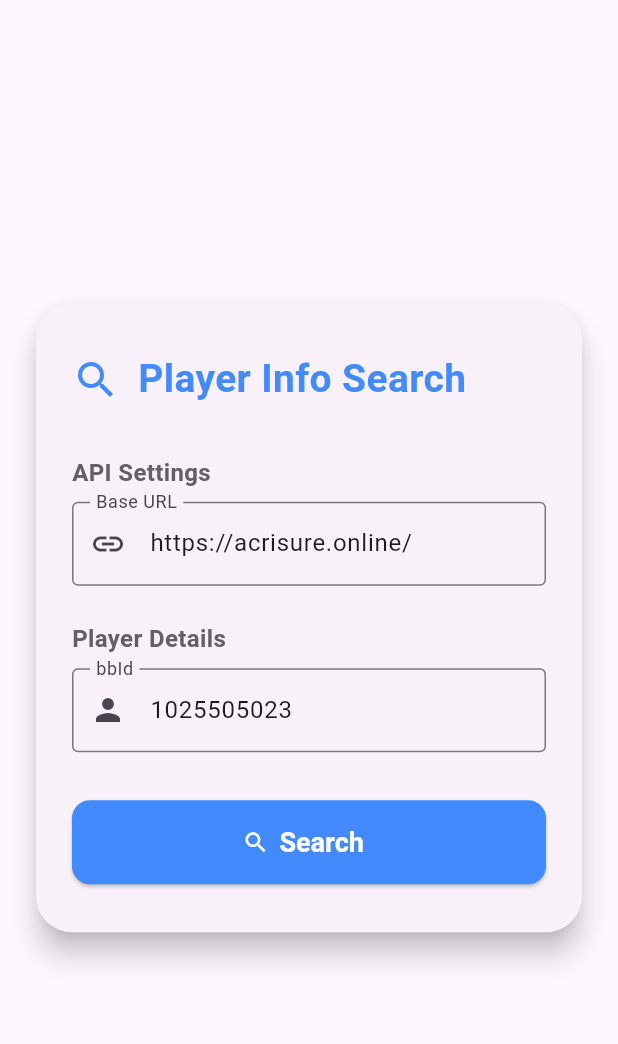
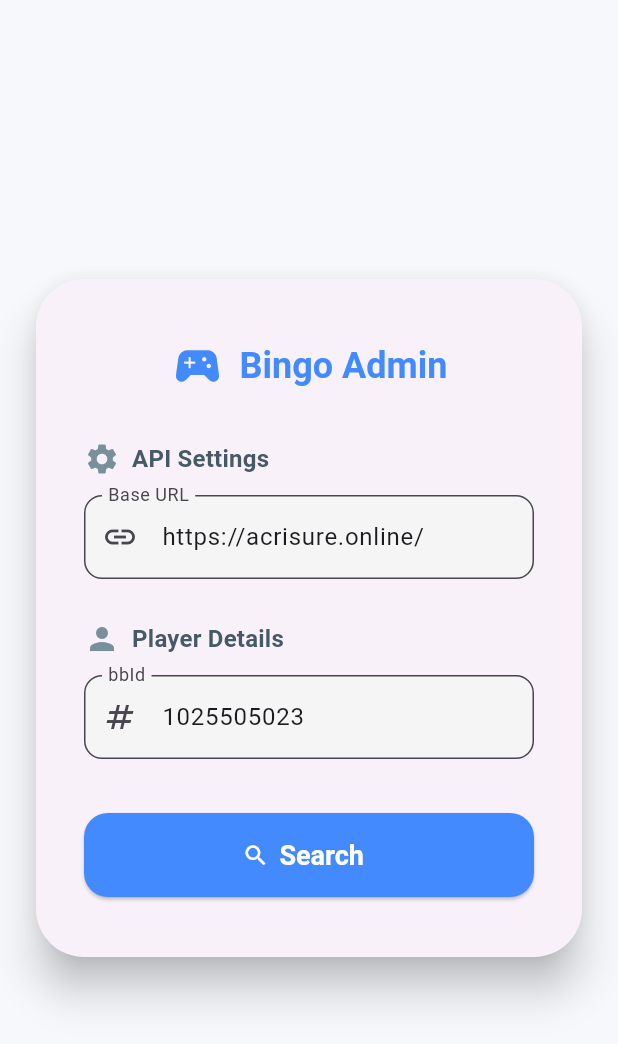
Before and after one commit to BrijeshMalani/bingo_admin_flutter, a Flutter app: the screen it shows after launch, on a phone screen of 412 x 824 dp. Shown: the top 1044 px of the screen. Run offline on Flutter 3.47's test engine with Material 3 defaults, Android fonts, the light colour scheme and no system bars; our stand-ins replace fluttertoast, get, shared_preferences.

Commit message:
design change

```diff
--- a/lib/screens/home_screen.dart
+++ b/lib/screens/home_screen.dart
@@ -1,15 +1,15 @@
-import 'package:bingoadmin/api_service/api_service.dart';
-import 'package:bingoadmin/screens/tabbed_screen.dart';
-import 'package:bingoadmin/utils/common.dart';
 import 'package:flutter/material.dart';
 import 'package:flutter/services.dart'
     show TextInputFormatter, FilteringTextInputFormatter;
 import 'package:fluttertoast/fluttertoast.dart';
 import 'package:get/get.dart';
 import 'package:shared_preferences/shared_preferences.dart';
+import 'package:bingoadmin/api_service/api_service.dart';
+import 'package:bingoadmin/screens/tabbed_screen.dart';
+import 'package:bingoadmin/utils/common.dart';
 
 class HomeScreen extends StatefulWidget {
-  HomeScreen({Key? key}) : super(key: key);
+  const HomeScreen({Key? key}) : super(key: key);
 
   @override
   State<HomeScreen> createState() => _HomeScreenState();
@@ -26,6 +26,7 @@
   Map<String, dynamic>? playerData;
   String? errorMessage;
   dynamic rawApiResponse;
+  bool isLoading = false;
 
   @override
   void initState() {
@@ -51,90 +52,117 @@
   Widget build(BuildContext context) {
     final isWide = MediaQuery.of(context).size.width > 600;
     final double fieldWidth = isWide ? 400 : double.infinity;
+    final theme = Theme.of(context);
     return Scaffold(
+      backgroundColor: const Color(0xFFF6F8FB), // Light background
       body: SafeArea(
         child: Center(
           child: SingleChildScrollView(
             child: ConstrainedBox(
-              constraints: BoxConstraints(maxWidth: 500),
+              constraints: const BoxConstraints(maxWidth: 500),
               child: Card(
-                elevation: 8,
+                elevation: 12,
                 margin: const EdgeInsets.all(24),
                 shape: RoundedRectangleBorder(
-                  borderRadius: BorderRadius.circular(24),
+                  borderRadius: BorderRadius.circular(32),
                 ),
                 child: Padding(
                   padding: const EdgeInsets.symmetric(
-                    horizontal: 24,
-                    vertical: 32,
+                    horizontal: 32,
+                    vertical: 40,
                   ),
                   child: Column(
                     crossAxisAlignment: CrossAxisAlignment.stretch,
                     children: [
+                      // App Name/Header
                       Row(
+                        mainAxisAlignment: MainAxisAlignment.center,
                         children: [
                           Icon(
-                            Icons.search,
+                            Icons.sports_esports,
                             color: Colors.blueAccent,
-                            size: 32,
+                            size: 36,
                           ),
-                          const SizedBox(width: 12),
+                          const SizedBox(width: 10),
                           Text(
-                            'Player Info Search',
-                            style: TextStyle(
-                              fontSize: 26,
+                            'Bingo Admin',
+                            style: theme.textTheme.headlineSmall?.copyWith(
+                              color: Colors.blueAccent,
                               fontWeight: FontWeight.bold,
-                              color: Colors.blueAccent,
                             ),
                           ),
                         ],
                       ),
                       const SizedBox(height: 32),
+                      // API Settings Section
+                      Row(
+                        children: [
+                          Icon(Icons.settings, color: Colors.blueGrey[400]),
+                          const SizedBox(width: 8),
                           Text(
                             'API Settings',
-                        style: TextStyle(
-                          fontSize: 16,
+                            style: theme.textTheme.titleMedium?.copyWith(
                               fontWeight: FontWeight.bold,
-                          color: Colors.grey[700],
+                              color: Colors.blueGrey[700],
                             ),
                           ),
-                      const SizedBox(height: 8),
+                        ],
+                      ),
+                      const SizedBox(height: 12),
                       SizedBox(
                         width: fieldWidth,
                         child: TextField(
                           controller: baseUrlController,
-                          decoration: const InputDecoration(
+                          decoration: InputDecoration(
                             labelText: 'Base URL',
                             hintText: 'e.g. http://149.28.62.120:3000/',
-                            border: OutlineInputBorder(),
-                            prefixIcon: Icon(Icons.link),
+                            border: OutlineInputBorder(
+                              borderRadius: BorderRadius.circular(12),
+                            ),
+                            prefixIcon: const Icon(Icons.link),
+                            filled: true,
+                            fillColor: Colors.grey[100],
                           ),
                         ),
                       ),
-                      const SizedBox(height: 24),
+                      const SizedBox(height: 28),
+                      // Player Details Section
+                      Row(
+                        children: [
+                          Icon(Icons.person, color: Colors.blueGrey[400]),
+                          const SizedBox(width: 8),
                           Text(
                             'Player Details',
-                        style: TextStyle(
-                          fontSize: 16,
+                            style: theme.textTheme.titleMedium?.copyWith(
                               fontWeight: FontWeight.bold,
-                          color: Colors.grey[700],
+                              color: Colors.blueGrey[700],
                             ),
                           ),
-                      const SizedBox(height: 8),
+                        ],
+                      ),
+                      const SizedBox(height: 12),
                       SizedBox(
                         width: fieldWidth,
                         child: TextField(
                           controller: bbIdController,
                           keyboardType: TextInputType.number,
-                          decoration: const InputDecoration(
+                          inputFormatters: [
+                            FilteringTextInputFormatter.digitsOnly,
+                          ],
+                          decoration: InputDecoration(
                             labelText: 'bbId',
                             hintText: 'Enter bbId',
-                            border: OutlineInputBorder(),
-                            prefixIcon: Icon(Icons.person),
+                            border: OutlineInputBorder(
+                              borderRadius: BorderRadius.circular(12),
+                            ),
+                            prefixIcon: const Icon(Icons.numbers),
+                            filled: true,
+                            fillColor: Colors.grey[100],
                           ),
                         ),
                       ),
-                      const SizedBox(height: 32),
+                      const SizedBox(height: 36),
+                      // Search Button
                       SizedBox(
                         width: fieldWidth,
                         height: 56,
@@ -142,14 +170,16 @@
                           style: ElevatedButton.styleFrom(
                             backgroundColor: Colors.blueAccent,
                             shape: RoundedRectangleBorder(
-                              borderRadius: BorderRadius.circular(12),
+                              borderRadius: BorderRadius.circular(16),
                             ),
                             textStyle: const TextStyle(
                               fontSize: 18,
                               fontWeight: FontWeight.bold,
                             ),
                           ),
-                          onPressed: () async {
+                          onPressed: isLoading
+                              ? null
+                              : () async {
                                   FocusScope.of(context).unfocus();
                                   final baseUrl = baseUrlController.text.trim();
                                   final bbId = bbIdController.text.trim();
@@ -159,13 +189,18 @@
                                     playerData = null;
                                     playerInfo = null;
                                     rawApiResponse = null;
+                                    isLoading = true;
                                   });
-                            var result = await PostService.playerDataFetch(
+                                  var result =
+                                      await PostService.playerDataFetch(
                                         reqBody: {
                                           "payload": {"bbId": bbId},
                                         },
                                         baseUrl: baseUrl,
                                       );
+                                  setState(() {
+                                    isLoading = false;
+                                  });
                                   if (result != null &&
                                       result["data"] != null &&
                                       result["data"]["playerInfo"] != null) {
@@ -176,8 +211,9 @@
                                     Navigator.push(
                                       context,
                                       MaterialPageRoute(
-                                  builder: (context) =>
-                                      TabbedScreen(playerData: playerData),
+                                        builder: (context) => TabbedScreen(
+                                          playerData: playerData,
+                                        ),
                                       ),
                                     );
                                   } else if (result != null) {
@@ -197,22 +233,51 @@
                                     );
                                   }
                                 },
-                          icon: const Icon(Icons.search, color: Colors.white),
-                          label: const Text(
-                            'Search',
-                            style: TextStyle(color: Colors.white),
+                          icon: isLoading
+                              ? const SizedBox(
+                                  width: 24,
+                                  height: 24,
+                                  child: CircularProgressIndicator(
+                                    color: Colors.white,
+                                    strokeWidth: 2.5,
+                                  ),
+                                )
+                              : const Icon(Icons.search, color: Colors.white),
+                          label: Text(
+                            isLoading ? 'Searching...' : 'Search',
+                            style: const TextStyle(color: Colors.white),
                           ),
                         ),
                       ),
+                      // Error/Feedback Section
                       if (errorMessage != null) ...[
-                        const SizedBox(height: 24),
-                        Text(
+                        const SizedBox(height: 28),
+                        Container(
+                          padding: const EdgeInsets.all(16),
+                          decoration: BoxDecoration(
+                            color: Colors.red[50],
+                            borderRadius: BorderRadius.circular(12),
+                            border: Border.all(color: Colors.redAccent),
+                          ),
+                          child: Column(
+                            children: [
+                              Row(
+                                children: [
+                                  const Icon(
+                                    Icons.error_outline,
+                                    color: Colors.redAccent,
+                                  ),
+                                  const SizedBox(width: 8),
+                                  Expanded(
+                                    child: Text(
                                       errorMessage!,
                                       style: const TextStyle(
-                            color: Colors.red,
+                                        color: Colors.redAccent,
                                         fontWeight: FontWeight.bold,
                                       ),
-                          textAlign: TextAlign.center,
+                                    ),
+                                  ),
+                                ],
                               ),
                               if (rawApiResponse != null)
                                 Padding(
@@ -226,6 +291,10 @@
                                   ),
                                 ),
                             ],
+                          ),
+                        ),
+                      ],
+                      // ... Add more feedback or success UI here if needed ...
                     ],
                   ),
                 ),
```
Lines whose indentation alone changed are shown as unchanged.
